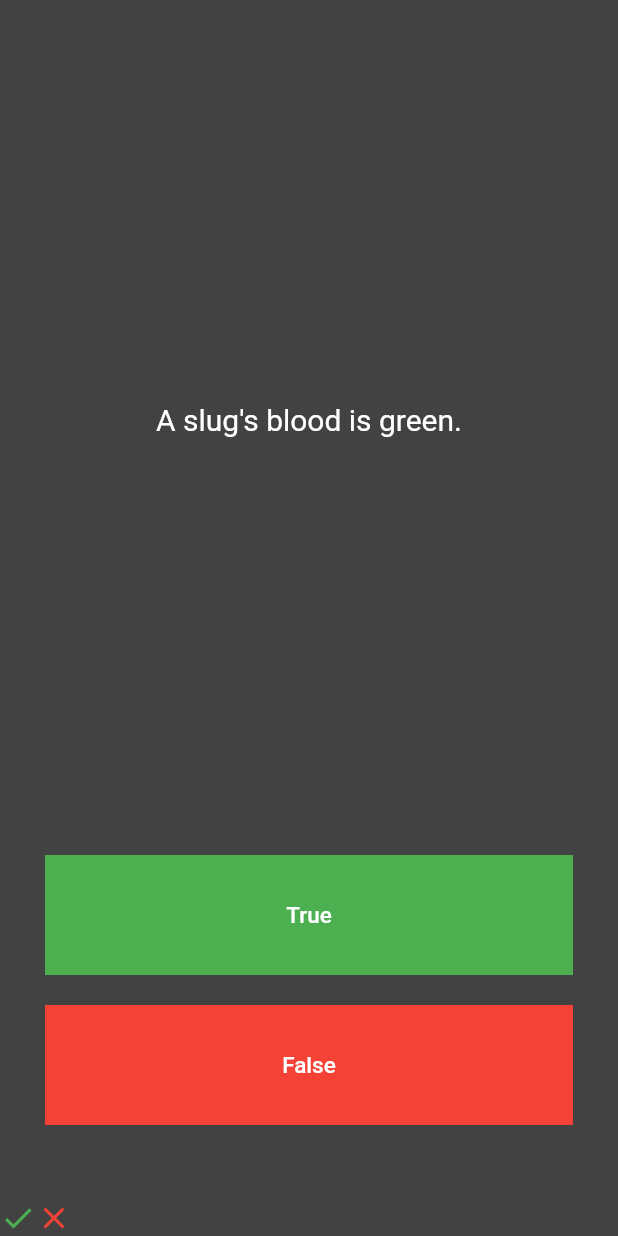
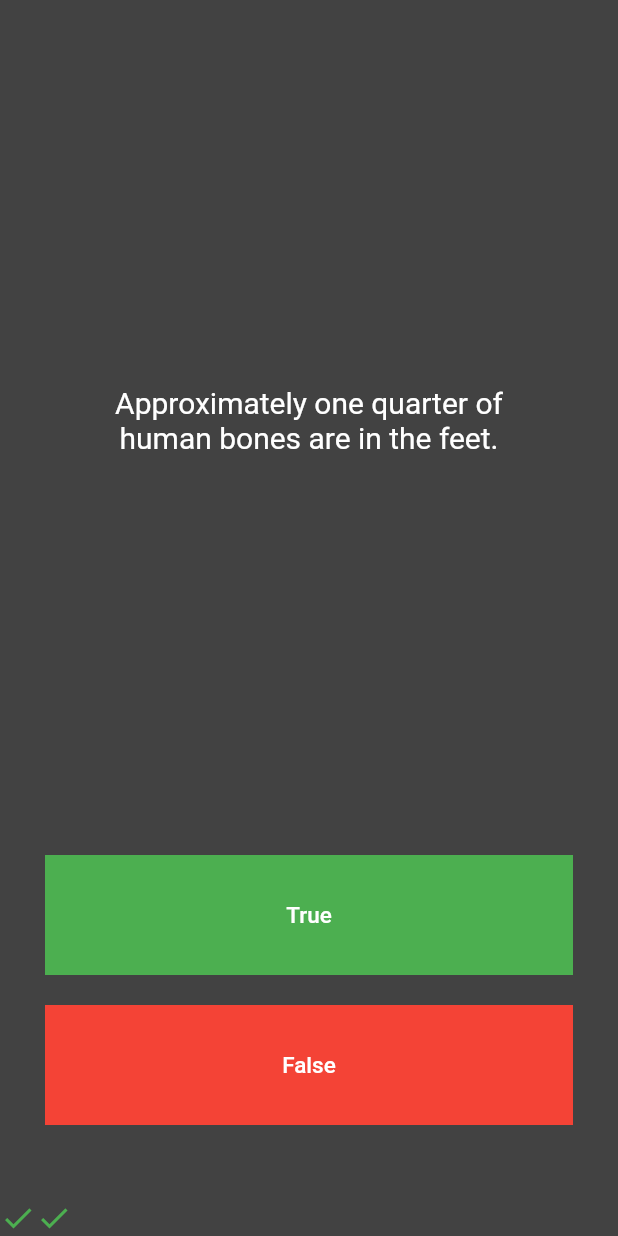
Before and after one commit to rheehot/flutter_exercise, a Flutter app: the screen it shows after launch, after a tap on "True", after a tap on "False", on a phone screen of 412 x 824 dp. Run offline on Flutter 3.47's test engine with Material 2 defaults, Android fonts, the light colour scheme and no system bars; our stand-ins replace audioplayers, rflutter_alert.

Commit message:
my_quiz completion

```diff
--- a/my_quiz/lib/main.dart
+++ b/my_quiz/lib/main.dart
@@ -1,7 +1,10 @@
 import 'package:flutter/material.dart';
-import 'question.dart';
+import 'package:rflutter_alert/rflutter_alert.dart';
+import 'quiz_brain.dart';
 
 void main() => runApp(QuizApp());
+
+QuizBrain quizBrain = QuizBrain();
 
 class QuizApp extends StatelessWidget {
   @override
@@ -22,22 +25,30 @@
 
 class _QuizState extends State<Quiz> {
   List<Icon> scoreKeeper = [];
-  List<Question> questions = [
-    // Questions
-    new Question(
-        q: 'You can lead a cow down stairs but not up stairs.',
-        a: true
-    ),
-    new Question(
-        q: 'Approximately one quarter of human bones are in the feet.',
-        a: false
-    ),
-    new Question(
-        q: 'A slug\'s blood is green.',
-        a: false
-    ),
-  ];
-  int questionNumber = 0;
+
+  void checkAnswer(bool userPickedAnswer) {
+    bool correctAnswer = quizBrain.getQuestionAnswer();
+    setState(() {
+      if (quizBrain.isLastQuestionReached() == true) {
+        Alert(context: context, title: 'Quiz', desc: 'Quiz is ended!').show();
+        scoreKeeper = [];
+        quizBrain.resetQuestionNumber();
+      } else {
+        quizBrain.nextQuestion();
+        if (userPickedAnswer == correctAnswer) {
+          scoreKeeper.add(new Icon(
+            Icons.check,
+            color: Colors.green,
+          ));
+        } else {
+          scoreKeeper.add(new Icon(
+            Icons.close,
+            color: Colors.red,
+          ));
+        }
+      }
+    });
+  }
 
   @override
   Widget build(BuildContext context) {
@@ -50,7 +61,7 @@
               child: Padding(
                 padding: EdgeInsets.all(50.0),
                 child: Text(
-                  questions[questionNumber].questionText,
+                  quizBrain.getQuestionText(),
                   textAlign: TextAlign.center,
                   style: TextStyle(
                     color: Colors.white,
@@ -80,18 +91,7 @@
                         ),
                       ),
                       onPressed: () {
-                        bool correction = questions[questionNumber].questionAnswer;
-                        if (correction == true) {
-                          print('You got it right!');
-                        } else {
-                          print('You got it wrong!');
-                        }
-                        setState(() {
-                          scoreKeeper.add(
-                            new Icon(Icons.check, color: Colors.green,),
-                          );
-                          questionNumber++;
-                        });
+                        checkAnswer(true);
                       },
                     ),
                   ),
@@ -111,18 +111,7 @@
                         ),
                       ),
                       onPressed: () {
-                        bool correction = questions[questionNumber].questionAnswer;
-                        if (correction == false) {
-                          print('You got it right!');
-                        } else {
-                          print('You got it wrong!');
-                        }
-                        setState(() {
-                          scoreKeeper.add(
-                              new Icon(Icons.close, color: Colors.red,)
-                          );
-                          questionNumber++;
-                        });
+                        checkAnswer(false);
                       },
                     ),
                   ),
--- a/my_quiz/lib/question.dart
+++ b/my_quiz/lib/question.dart
@@ -3,7 +3,7 @@
   String questionText;
   bool questionAnswer;
 
-  Question({String q, bool a}) {
+  Question(String q, bool a) {
     questionText = q;
     questionAnswer = a;
   }
--- /dev/null
+++ b/my_quiz/lib/quiz_brain.dart
@@ -0,0 +1,56 @@
+import 'question.dart';
+
+class QuizBrain {
+  int _questionNumber = 0;
+  List<Question> _questionBank = [
+    new Question('Some cats are actually allergic to humans', true),
+    new Question('You can lead a cow down stairs but not up stairs.', false),
+    new Question('Approximately one quarter of human bones are in the feet.', true),
+    new Question('A slug\'s blood is green.', true),
+    new Question('Buzz Aldrin\'s mother\'s maiden name was \"Moon\".', true),
+    new Question('It is illegal to pee in the Ocean in Portugal.', true),
+    new Question(
+        'No piece of square dry paper can be folded in half more than 7 times.',
+        false),
+    new Question(
+        'In London, UK, if you happen to die in the House of Parliament, you are technically entitled to a state funeral, because the building is considered too sacred a place.',
+        true),
+    new Question(
+        'The loudest sound produced by any animal is 188 decibels. That animal is the African Elephant.',
+        false),
+    new Question(
+        'The total surface area of two human lungs is approximately 70 square metres.',
+        true),
+    new Question('Google was originally called \"Backrub\".', true),
+    new Question(
+        'Chocolate affects a dog\'s heart and nervous system; a few ounces are enough to kill a small dog.',
+        true),
+    new Question(
+        'In West Virginia, USA, if you accidentally hit an animal with your car, you are free to take it home to eat.',
+        true),
+  ];
+
+  void nextQuestion() {
+    if (_questionNumber < _questionBank.length - 1) {
+        _questionNumber++;
+    }
+  }
+
+  void resetQuestionNumber() {
+    _questionNumber = 0;
+  }
+
+  bool isLastQuestionReached() {
+    print('questionNumber $_questionNumber');
+    print('questionBank ${_questionBank.length}');
+    return _questionNumber >= _questionBank.length - 1;
+  }
+
+  String getQuestionText() {
+    return _questionBank[_questionNumber].questionText;
+  }
+
+  bool getQuestionAnswer() {
+    return _questionBank[_questionNumber].questionAnswer;
+  }
+}
--- a/my_quiz/pubspec.yaml
+++ b/my_quiz/pubspec.yaml
@@ -28,6 +28,7 @@
   # The following adds the Cupertino Icons font to your application.
   # Use with the CupertinoIcons class for iOS style icons.
   cupertino_icons: ^1.0.2
+  rflutter_alert: ^2.0.2
 
 dev_dependencies:
   flutter_test:
@@ -45,9 +46,6 @@
   uses-material-design: true
 
   # To add assets to your application, add an assets section, like this:
-  # assets:
-  #   - images/a_dot_burr.jpeg
-  #   - images/a_dot_ham.jpeg
 
   # An image asset can refer to one or more resolution-specific "variants", see
   # https://flutter.dev/assets-and-images/#resolution-aware.
```
Also changed, not shown: my_quiz/pubspec.lock.
